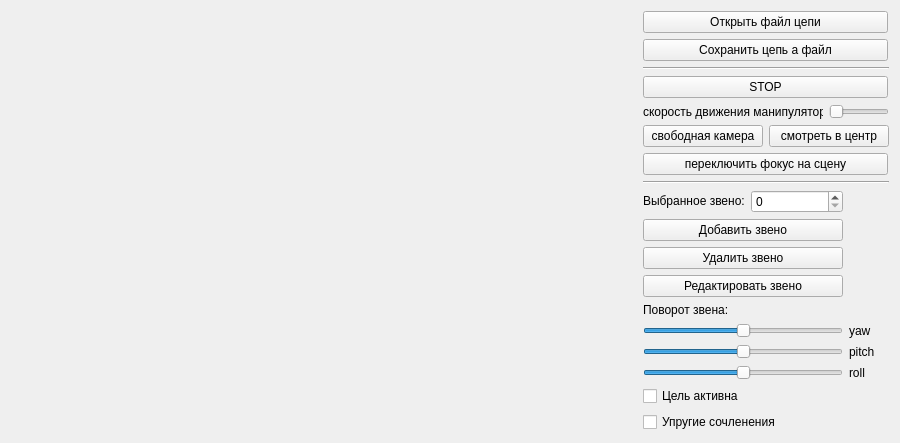
ozzbI/IK, file inverse_kinematics/mainwindow.ui: the form before one commit.
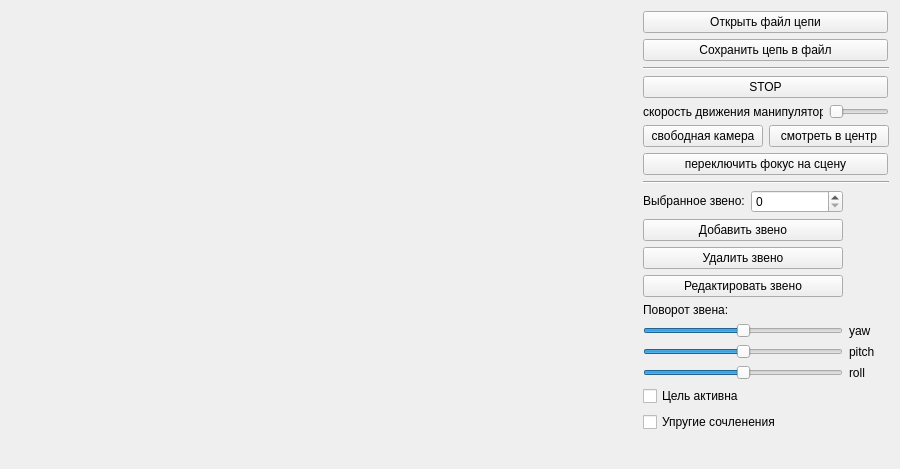
The form after the commit.

```diff
--- a/inverse_kinematics/mainwindow.ui
+++ b/inverse_kinematics/mainwindow.ui
@@ -7,7 +7,7 @@
     <x>0</x>
     <y>0</y>
     <width>900</width>
-    <height>423</height>
+    <height>469</height>
    </rect>
   </property>
   <property name="windowTitle">
@@ -71,7 +71,7 @@
          </size>
         </property>
         <property name="text">
-         <string>Сохранить цепь а файл</string>
+         <string>Сохранить цепь в файл</string>
         </property>
        </widget>
       </item>
```
Left out of the diff: 10 changed lines with no effect on the pictures.
